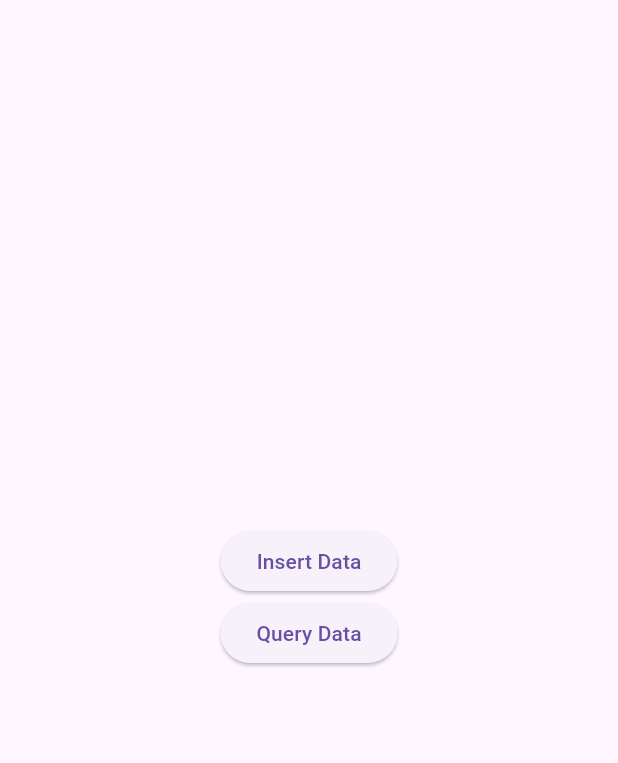
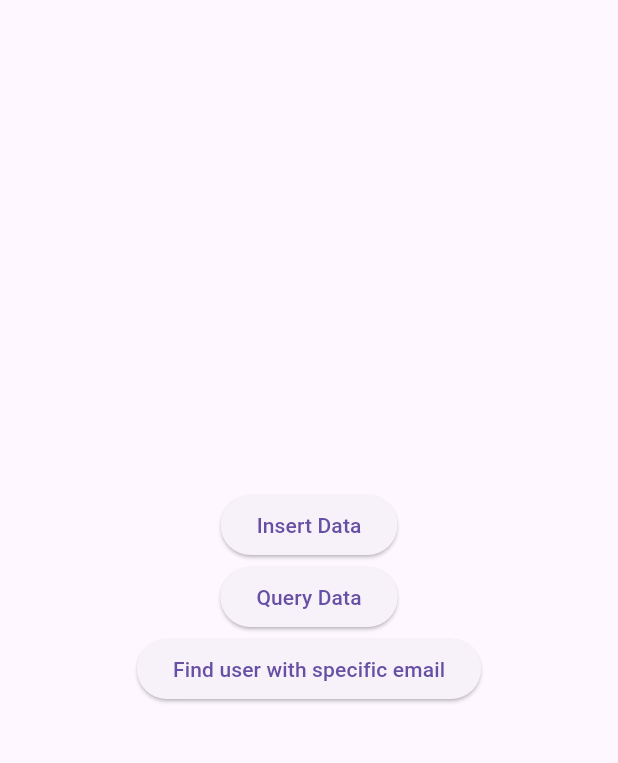
Before and after one commit to Mahmoud-Git123/Sportmate-Flutter-App, a Flutter app: the screen it shows after launch, after a tap on "Insert Data", on a phone screen of 412 x 824 dp, the part 63-826 px from its top. Run offline on Flutter 3.47's test engine with Material 3 defaults, Android fonts, the phone set to English and light mode, and no system bars; our stand-ins replace sqflite; missing offline and left inert: dart:ffi; accounts and stored records are empty; statements that could not run were skipped.

Commit message:
Fixed errors and improved abstraction

```diff
--- a/lib/database_helper.dart
+++ b/lib/database_helper.dart
@@ -4,34 +4,96 @@ import 'package:flutter/widgets.dart';
 import 'package:path/path.dart';
 import 'package:sqflite/sqflite.dart';
 
-class DatabaseHelperUser {
-  static Database? _sportmatedb;
+Database? _sportmatedb;
+
+class DatabaseManager {
+
+   static Future<void> initializeDatabase() async {
+    WidgetsFlutterBinding.ensureInitialized();
+    // Open the database
+    _sportmatedb = await openDatabase(
+      join(await getDatabasesPath(), 'sportmate_database.db'),
+      onCreate: (db, version) async {
+        // Create the necessary tables
+        await DatabaseHelperUser.createUserTable();
+        await DatabaseHelperAvailability.createAvailabilityTable();
+        await DatabaseHelperMatches.createMatchesTable();
+      },
+      version: 1, // Increment this number when you need to upgrade the database schema
+    );
+  }
 
   // Open the database
-  static Future<void> initDatabase() async {
+  static Future<void> openExistingDatabase() async {
     WidgetsFlutterBinding.ensureInitialized();
     _sportmatedb = await openDatabase(
       join(await getDatabasesPath(), 'sportmate_database.db'),
-      onCreate: (db, version) {
-        return db.execute(
+    );
+  }
+
+  // Close the database
+  static Future<void> closeDatabase() async {
+    await _sportmatedb!.close();
+  }
+
+  // Old code to drop table if exists
+  //
+  // static Future <void> executeSQLCommands() async {
+  //   final db = await _sportmatedb!;
+  //   await db.execute(
+  //     // SQL statement to create user table
+  //     'DROP TABLE IF EXISTS users',
+  //   );
+  // }
+
+  // Old code to print database info
+  //   static Future<void> printDatabaseInfo() async {
+  //   // Open the database
+  //   Database database = await openDatabase(
+  //     join(await getDatabasesPath(), 'sportmate_database.db'),
+  //   );
+
+  //   // Query the database
+  //   List<Map<String, dynamic>> rows = await database.rawQuery('SELECT * FROM users');
+
+  //   // Log the results
+  //   for (Map<String, dynamic> row in rows) {
+  //     print(row);
+  //   }
+
+  //   // Close the database
+  //   await database.close();
+  // }
+}
+
+class DatabaseHelperUser {
+
+  // Create the user table
+  static Future<void> createUserTable() async {
+    WidgetsFlutterBinding.ensureInitialized();
+    final db = await _sportmatedb!;
+    await db.execute(
       // SQL statement to create user table
-          'CREATE TABLE users(id INTEGER PRIMARY KEY, firstname TEXT, lastname TEXT, dob TEXT, email TEXT, password TEXT, phone TEXT)',
-        );
-      },
-      version: 1,
+      'CREATE TABLE users(id INTEGER PRIMARY KEY, firstname TEXT, lastname TEXT, dob TEXT, email TEXT, password TEXT, phone TEXT, elo TEXT)',
     );
   }
 
   // User table CRUD operations
+
+  // Insert a user into the database
   static Future<int> insertUser(User user) async {
+    WidgetsFlutterBinding.ensureInitialized();
     final db = await _sportmatedb!;
+     final Map<String, Object?> userMap = user.toMapUsers();
+    userMap.remove('id');
     return await db.insert(
     'users',
-      user.toMapUsers(),
+    userMap,
     conflictAlgorithm: ConflictAlgorithm.replace,
     );
   }
 
+  // Query a list of users from the database
   static Future<List<User>> getUsers() async {
     final db = await _sportmatedb!;
     final List<Map<String, Object?>> userMaps = await db.query('users');
@@ -50,6 +112,7 @@ class DatabaseHelperUser {
     }).toList();
   }
 
+  // Update a user in the database
   static Future<void> updateUser(User user) async {
     final db = await _sportmatedb!;
     await db.update(
@@ -60,6 +123,7 @@ class DatabaseHelperUser {
     );
   }
 
+  // Delete a user from the database
   static Future<void> deleteUser(int id) async {
     final db = await _sportmatedb!;
     await db.delete(
@@ -68,41 +132,62 @@ class DatabaseHelperUser {
       whereArgs: [id],
     );
   }
+
+
+  // Custom SQL query to DB user table example
+
+  static Future <User?> getUserByEmail(String email) async {
+    final db = await _sportmatedb!;
+    final List<Map<String, Object?>> userMaps = await db.query('users', where: 'email = ?', whereArgs: [email]);
+
+    if (userMaps.isNotEmpty) {
+      return User(
+        id: userMaps[0]['id'] as int,
+        firstname: userMaps[0]['firstname'] as String,
+        lastname: userMaps[0]['lastname'] as String,
+        dob: userMaps[0]['dob'] as String,
+        email: userMaps[0]['email'] as String,
+        password: userMaps[0]['password'] as String,
+        phone: userMaps[0]['phone'] as String,
+        elo: userMaps[0]['elo'] as String,
+      );
+    } else {
+      return null;
+    }
+  }
+
 }
 
 class DatabaseHelperAvailability {
-  static Database? _sportmatedb;
 
-  // Open the database
-
-  static Future<void> initDatabase() async {
-    WidgetsFlutterBinding.ensureInitialized();
-    _sportmatedb = await openDatabase(
-      join(await getDatabasesPath(), 'sportmate_database.db'),
-      onCreate: (db, version) {
-        return db.execute(
+  // Create the availability table
+  static Future<void> createAvailabilityTable() async {
+    final db = await _sportmatedb!;
+    await db.execute(
       // SQL statement to create availability table
       'CREATE TABLE availability(id INTEGER PRIMARY KEY, date TEXT, time TEXT, sport TEXT)',
-        );
-      },
-      version: 1,
     );
   }
 
   // Availability table CRUD operations
+
+  // Insert availability into the database
   static Future<int> insertAvailability(Availability availability) async {
     final db = await _sportmatedb!;
+    Map<String, Object?> availabilityMap = availability.toMapAvailability();
+    availabilityMap.remove('id');
     return await db.insert(
       'availability',
-      availability.toMapAvailability(),
+      availabilityMap,
       conflictAlgorithm: ConflictAlgorithm.replace,
     );
   }
 
-
+  // Query a list of availability from the database
   static Future<List<Availability>> getAvailability() async {
     final db = await _sportmatedb!;
-  final List<Map<String, Object?>> availabilityMaps = await db.query('availability');
+    final List<Map<String, Object?>> availabilityMaps =
+        await db.query('availability');
 
     return availabilityMaps.map((availabilityMap) {
       return Availability(
@@ -114,6 +199,7 @@ class DatabaseHelperAvailability {
     }).toList();
   }
 
+  // Update availability in the database
   static Future<void> updateAvailability(Availability availability) async {
     final db = await _sportmatedb!;
     await db.update(
@@ -124,6 +210,7 @@ class DatabaseHelperAvailability {
     );
   }
 
+  // Delete availability from the database
   static Future<void> deleteAvailability(int id) async {
     final db = await _sportmatedb!;
     await db.delete(
@@ -135,34 +222,31 @@ class DatabaseHelperAvailability {
 }
 
 class DatabaseHelperMatches {
-  static Database? _sportmatedb;
 
-  // Open the database
-
-  static Future<void> initDatabase() async {
-    WidgetsFlutterBinding.ensureInitialized();
-    _sportmatedb = await openDatabase(
-      join(await getDatabasesPath(), 'sportmate_database.db'),
-      onCreate: (db, version) {
-        return db.execute(
+  // Create the matches table
+  static Future<void> createMatchesTable() async {
+    final db = await _sportmatedb!;
+    await db.execute(
       // SQL statement to create matches table
-          'CREATE TABLE matches(id INTEGER PRIMARY KEY, sport TEXT, home TEXT, away TEXT, homeElo REAL, awayElo REAL, date TEXT, time TEXT, location TEXT, homeResult INTEGER, awayResult INTEGER, finalResult INTEGER)',
-        );
-      },
-      version: 1,
+      'CREATE TABLE matches(id INTEGER PRIMARY KEY, sport TEXT, home TEXT, away TEXT, homeElo FLOAT, awayElo FLOAT, date TEXT, time TEXT, location TEXT, homeResult INTEGER, awayResult INTEGER, finalResult INTEGER)',
     );
   }
 
   // Matches table CRUD operations
+
+  // Insert matches into the database
   static Future<int> insertMatches(Matches matches) async {
     final db = await _sportmatedb!;
+    Map<String, Object?> matchesMap = matches.toMapMatches();
+    matchesMap.remove('id');
     return await db.insert(
       'matches',
-      matches.toMapMatches(),
+      matchesMap,
       conflictAlgorithm: ConflictAlgorithm.replace,
     );
   }
 
+  // Query a list of matches from the database
   static Future<List<Matches>> getMatches() async {
     final db = await _sportmatedb!;
     final List<Map<String, Object?>> matchesMaps = await db.query('matches');
@@ -185,6 +269,7 @@ class DatabaseHelperMatches {
     }).toList();
   }
 
+  // Update matches in the database
   static Future<void> updateMatches(Matches matches) async {
     final db = await _sportmatedb!;
     await db.update(
@@ -195,6 +280,7 @@ class DatabaseHelperMatches {
     );
   }
 
+  // Delete matches from the database
   static Future<void> deleteMatches(int id) async {
     final db = await _sportmatedb!;
     await db.delete(
--- a/lib/database_ui_test.dart
+++ b/lib/database_ui_test.dart
@@ -12,13 +12,13 @@ class _DatabaseUIState extends State<DatabaseUI> {
   // ignore: prefer_const_constructors
   final user = User(
     id: 1,
-    firstname: 'Bob',
-    lastname: 'Smith',
-    dob: '01/01/2000',
-    email: 'rhyswoods03@gmail.com',
-    password: 'password',
-    phone: '1234567890',
-    elo: '1000',
+    firstname: 'Emily',
+    lastname: 'Jones',
+    dob: '12/04/2002',
+    email: 'emily@gmail.com',
+    password: 'oaishd',
+    phone: '45928237758',
+    elo: '200',
   );
 
   void printUserList() async {
@@ -32,6 +32,7 @@ class _DatabaseUIState extends State<DatabaseUI> {
     print('Email: ${user.email}');
     print('Password: ${user.password}');
     print('Phone: ${user.phone}');
+    print('Elo: ${user.elo}');
   }
 }
 
@@ -60,8 +61,16 @@ class _DatabaseUIState extends State<DatabaseUI> {
               },
               child: const Text('Query Data'),
             ),
-            // Other UI elements
-          ],
+            ElevatedButton(
+              onPressed: () async {
+                // Call another method from the database helper
+                User? test = await DatabaseHelperUser.getUserByEmail("emily@gmail.com");
+                print('User ID: ${test!.id}');
+                print('First Name: ${test.firstname}');
+              },
+              child: const Text('Find user with specific email'),
+            ),
+          ]
         ),
       ),
     );
--- a/lib/main.dart
+++ b/lib/main.dart
@@ -3,10 +3,15 @@ import 'package:sportmate_flutter_application/database_helper.dart';
 import 'package:sportmate_flutter_application/database_ui_test.dart';
 void main() async {
   WidgetsFlutterBinding.ensureInitialized();
-  await DatabaseHelperUser.initDatabase();
-  await DatabaseHelperAvailability.initDatabase();
-  await DatabaseHelperMatches.initDatabase();
   runApp(SportMate());
+
+  //Line from the DatabaseREADME step 1
+  await DatabaseManager.initializeDatabase();
+
+
+  //Line from the DatabaseREADME step 2
+  //await DatabaseManager.openExistingDatabase();
+
 }
 
 class SportMate extends StatelessWidget {
```
Also changed, not shown: 1 other file. Lines whose indentation alone changed are shown as unchanged.
